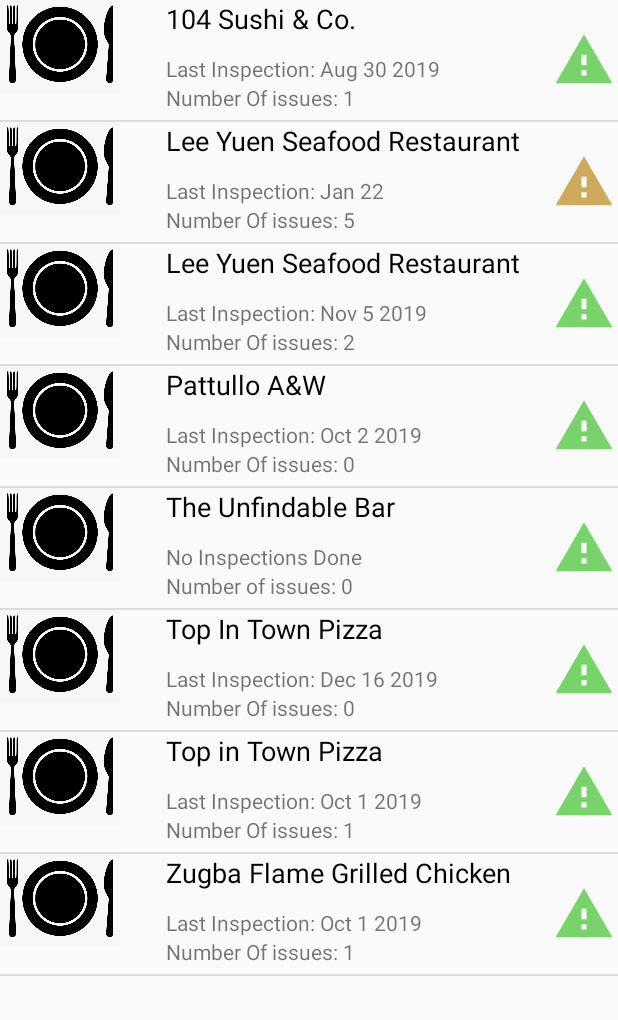
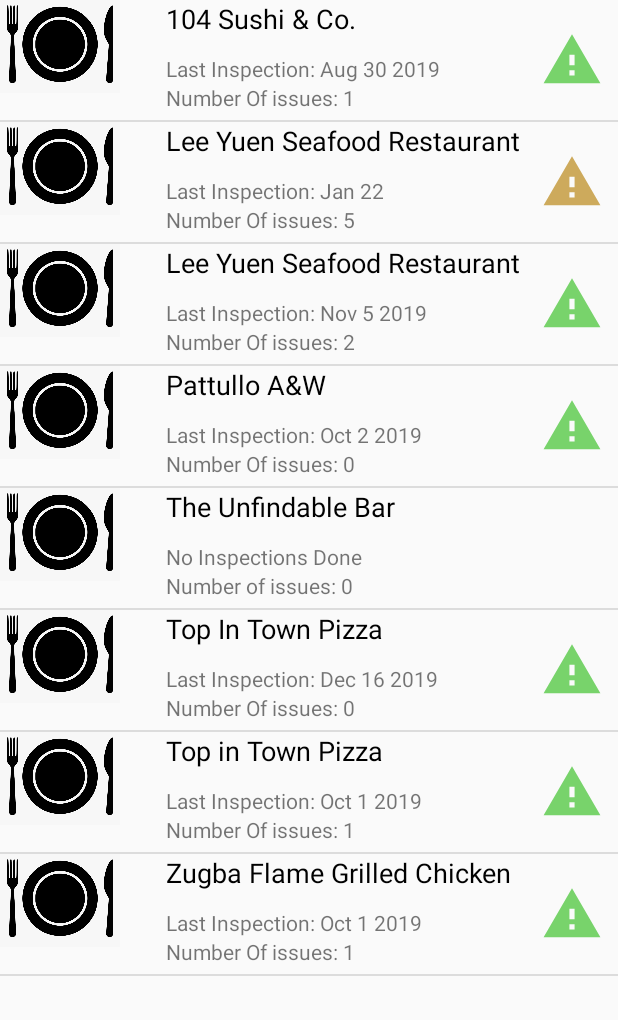
Before and after one commit to hvtruong/Safe-Restaurants, an Android app: the screen it shows after launch (MainActivity), on a phone screen of 412 x 824 dp, the part 84-1104 px from its top. Run offline under Robolectric (Android 15) with nearby library versions, the phone set to English and light mode, and no system bars; Roboto replaces fonts that are not available here.

Commit message:
Removed Hazard Symbol from Empty Inspections
Removed a hazard symbol from a restaurant which has had no inspections done. Refactored some code in main activity (extracted some methods). Shifted hazard image view to the left slightly.

```diff
--- a/app/src/main/java/com/example/saferestaurants/MainActivity.java
+++ b/app/src/main/java/com/example/saferestaurants/MainActivity.java
@@ -5,7 +5,6 @@ import androidx.annotation.Nullable;
 import androidx.appcompat.app.AppCompatActivity;
 import androidx.appcompat.widget.Toolbar;
 
-import android.content.Context;
 import android.content.Intent;
 import android.os.Bundle;
 import android.view.View;
@@ -24,7 +23,6 @@ import java.io.BufferedReader;
 
 import java.io.InputStream;
 import java.io.InputStreamReader;
-import java.lang.reflect.Array;
 import java.nio.charset.Charset;
 
 import java.util.Calendar;
@@ -40,13 +38,17 @@ public class MainActivity extends AppCompatActivity {
         super.onCreate(savedInstanceState);
         setContentView(R.layout.activity_main);
 
-        if(restaurants.size() == 0)
+        if(isRestaurantsEmpty())
             setData();
 
         Toolbar toolbar = findViewById(R.id.mainActivityBar);
         toolbar.setTitle("Safe Restaurants");
 
         setUpListView();
+    }
+
+    private boolean isRestaurantsEmpty() {
+        return restaurants.size() == 0;
     }
 
     private void setData() {
@@ -84,7 +86,7 @@ public class MainActivity extends AppCompatActivity {
         @NonNull
         @Override
         public View getView(final int position, @Nullable View convertView, @NonNull ViewGroup parent) {
-            //Make sure we have a view to work with
+
             View itemView = convertView;
             if (itemView == null) {
                 itemView = getLayoutInflater().inflate(R.layout.restaurants_item_view, parent, false);
@@ -98,49 +100,60 @@ public class MainActivity extends AppCompatActivity {
                 }
             });
 
-            //find the Restaurant
             Restaurant restaurant = restaurants.get(position);
-            //Fill the view
-            //Adding the name
+
             TextView name = (TextView) itemView.findViewById(R.id.RestaurantName);
             name.setText(restaurant.getName());
-            //adding the # of issues
+
             TextView issues = (TextView) itemView.findViewById(R.id.issuesFound);
-            if(restaurant.getInspection().size() == 0){
-                issues.setText(R.string.zeroIssues);
-            } else {
-                int issuesFound = getNumberOfIssues(restaurant.getInspection());
-                issues.setText(getString(R.string.numOfIssues) + " " + issuesFound);
-            }
-            //adding the date of last inspection
+            issues.setText(getStringOfIssues(restaurant));
+
             TextView lastInspectionDate = (TextView) itemView.findViewById(R.id.date);
             lastInspectionDate.setText(getDateOfLastInspection(restaurant.getInspection()));
-            //setting an image
+
             ImageView imageView = (ImageView) itemView.findViewById(R.id.restaurantImage);
             imageView.setImageResource(R.drawable.plate);
+
             //set hazard level image and colour;
             ImageView hazardImage = (ImageView) itemView.findViewById(R.id.harzardLevelImage);
 
-            //check the hazard levels and add image
             //first if statement is to check if the list is empty or not.
-            if(restaurant.getInspection().size() == 0) {
-                hazardImage.setImageResource(R.drawable.low_hazard);
-                return itemView;
+            if(!isInspectionsEmpty(restaurant)){
+                //get the latest inspection
+                Inspection inspection = restaurant.getInspection().get(0);
+
+                //check the hazard levels and add image
+                if(isLowHazard(inspection)){
+                    hazardImage.setImageResource(R.drawable.low_hazard);
+                } else if(isModerateHazard(inspection)){
+                    hazardImage.setImageResource(R.drawable.moderate_hazard);
+                } else{
+                    hazardImage.setImageResource(R.drawable.high_hazard);
+                }
             }
-
-            Inspection inspection = restaurant.getInspection().get(0); //get the latest inspection
-
-            if(inspection.getHazardRating().equals(getString(R.string.low))){
-                hazardImage.setImageResource(R.drawable.low_hazard);
-            } else if(inspection.getHazardRating().equals(getString(R.string.moderate))){
-                hazardImage.setImageResource(R.drawable.moderate_hazard);
-            } else{
-                hazardImage.setImageResource(R.drawable.high_hazard);
-            }
-
 
             return itemView;
         }
+    }
+
+    private String getStringOfIssues(Restaurant restaurant){
+        if(isInspectionsEmpty(restaurant)){
+            return getString(R.string.zeroIssues);
+        }
+        int issuesFound = getNumberOfIssues(restaurant.getInspection());
+        return getString(R.string.numOfIssues) + " " + issuesFound;
+    }
+
+    private boolean isModerateHazard(Inspection inspection) {
+        return inspection.getHazardRating().equals(getString(R.string.moderate));
+    }
+
+    private boolean isLowHazard(Inspection inspection) {
+        return inspection.getHazardRating().equals(getString(R.string.low));
+    }
+
+    private boolean isInspectionsEmpty(Restaurant restaurant){
+        return restaurant.getInspection().size() == 0;
     }
 
     private String getDateOfLastInspection(Inspections inspection) {
@@ -153,13 +166,10 @@ public class MainActivity extends AppCompatActivity {
         int month = Calendar.getInstance().get(Calendar.MONTH);
         int day = Calendar.getInstance().get(Calendar.DAY_OF_MONTH);
         int year = Calendar.getInstance().get(Calendar.YEAR);
-        //System.out.println("System year "+ year );
-        //inspection date info
-        //System.out.println(tmp.getInspectionMonth());
+
         int inspectionMonth = monthStringToInt(tmp.getInspectionMonth());
         int inspectionDay = Integer.parseInt(tmp.getInspectionDay());
         int inspectionYear = Integer.parseInt(tmp.getInspectionYear());
-        //System.out.println("non system year: "  + inspectionYear);
 
         //Date formatting depending when inspection was done
         if(month == inspectionMonth && year == inspectionYear){
--- a/app/src/main/res/layout/restaurants_item_view.xml
+++ b/app/src/main/res/layout/restaurants_item_view.xml
@@ -65,11 +65,12 @@
         android:id="@+id/harzardLevelImage"
         android:layout_width="45dp"
         android:layout_height="41dp"
+        android:layout_marginEnd="8dp"
+        android:contentDescription="@string/todo"
         app:layout_constraintBottom_toTopOf="@+id/guideline3"
         app:layout_constraintEnd_toEndOf="parent"
         app:layout_constraintTop_toTopOf="parent"
-        tools:srcCompat="@tools:sample/avatars"
-        android:contentDescription="@string/todo" />
+        tools:srcCompat="@tools:sample/avatars" />
 
     <androidx.constraintlayout.widget.Guideline
         android:id="@+id/guideline3"
```
